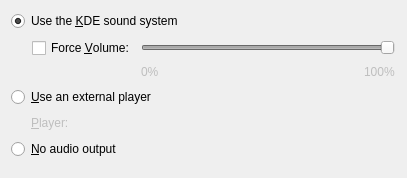
Old version of the form kcontrol/knotify/playersettings.ui in the repository fluxer/kde-workspace.
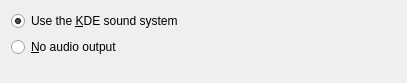
New version of the form. Custom widgets are drawn as their Qt base class.

The edit to the form file:
```diff
--- a/kcontrol/knotify/playersettings.ui
+++ b/kcontrol/knotify/playersettings.ui
@@ -7,7 +7,7 @@
     <x>0</x>
     <y>0</y>
     <width>407</width>
-    <height>178</height>
+    <height>83</height>
    </rect>
   </property>
   <layout class="QVBoxLayout" name="verticalLayout">
@@ -21,149 +21,6 @@
      </property>
     </widget>
    </item>
-   <item>
-    <widget class="QWidget" name="volumeHolder" native="true">
-     <layout class="QGridLayout">
-      <property name="margin">
-       <number>1</number>
-      </property>
-      <item row="1" column="4">
-       <widget class="QLabel" name="textLabel3">
-        <property name="enabled">
-         <bool>false</bool>
-        </property>
-        <property name="text">
-         <string>100%</string>
-        </property>
-       </widget>
-      </item>
-      <item row="1" column="3">
-       <spacer>
-        <property name="orientation">
-         <enum>Qt::Horizontal</enum>
-        </property>
-        <property name="sizeType">
-         <enum>QSizePolicy::Expanding</enum>
-        </property>
-        <property name="sizeHint" stdset="0">
-         <size>
-          <width>261</width>
-          <height>16</height>
-         </size>
-        </property>
-       </spacer>
-      </item>
-      <item row="1" column="2">
-       <widget class="QLabel" name="textLabel2">
-        <property name="enabled">
-         <bool>false</bool>
-        </property>
-        <property name="text">
-         <string>0%</string>
-        </property>
-       </widget>
-      </item>
-      <item row="0" column="1">
-       <widget class="QCheckBox" name="cbVolume">
-        <property name="text">
-         <string>Force &amp;Volume:</string>
-        </property>
-       </widget>
-      </item>
-      <item row="0" column="2" colspan="3">
-       <widget class="QSlider" name="volumeSlider">
-        <property name="enabled">
-         <bool>false</bool>
-        </property>
-        <property name="maximum">
-         <number>100</number>
-        </property>
-        <property name="singleStep">
-         <number>10</number>
-        </property>
-        <property name="value">
-         <number>100</number>
-        </property>
-        <property name="orientation">
-         <enum>Qt::Horizontal</enum>
-        </property>
-       </widget>
-      </item>
-      <item row="0" column="0" rowspan="2">
-       <spacer>
-        <property name="orientation">
-         <enum>Qt::Horizontal</enum>
-        </property>
-        <property name="sizeType">
-         <enum>QSizePolicy::Fixed</enum>
-        </property>
-        <property name="sizeHint" stdset="0">
-         <size>
-          <width>20</width>
-          <height>41</height>
-         </size>
-        </property>
-       </spacer>
-      </item>
-     </layout>
-    </widget>
-   </item>
-   <item>
-    <widget class="QRadioButton" name="cbExternal">
-     <property name="text">
-      <string>&amp;Use an external player</string>
-     </property>
-    </widget>
-   </item>
-   <item>
-    <layout class="QHBoxLayout">
-     <property name="margin">
-      <number>0</number>
-     </property>
-     <item>
-      <spacer>
-       <property name="orientation">
-        <enum>Qt::Horizontal</enum>
-       </property>
-       <property name="sizeType">
-        <enum>QSizePolicy::Fixed</enum>
-       </property>
-       <property name="sizeHint" stdset="0">
-        <size>
-         <width>20</width>
-         <height>20</height>
-        </size>
-       </property>
-      </spacer>
-     </item>
-     <item>
-      <widget class="QLabel" name="textLabel5">
-       <property name="enabled">
-        <bool>false</bool>
-       </property>
-       <property name="text">
-        <string>&amp;Player:</string>
-       </property>
-       <property name="buddy">
-        <cstring>reqExternal</cstring>
-       </property>
-      </widget>
-     </item>
-     <item>
-      <widget class="KUrlRequester" name="reqExternal" native="true">
-       <property name="enabled">
-        <bool>false</bool>
-       </property>
-       <property name="sizePolicy">
-        <sizepolicy hsizetype="Expanding" vsizetype="Preferred">
-         <horstretch>10</horstretch>
-         <verstretch>0</verstretch>
-        </sizepolicy>
-       </property>
-      </widget>
-     </item>
-    </layout>
-   </item>
    <item>
     <widget class="QRadioButton" name="cbNone">
      <property name="text">
@@ -186,14 +43,6 @@
    </item>
   </layout>
  </widget>
- <customwidgets>
-  <customwidget>
-   <class>KUrlRequester</class>
-   <extends>QWidget</extends>
-   <header>kurlrequester.h</header>
-   <container>1</container>
-  </customwidget>
- </customwidgets>
  <resources/>
  <connections>
   <connection>
```
Left out of the diff: 99 changed lines with no effect on the pictures.
